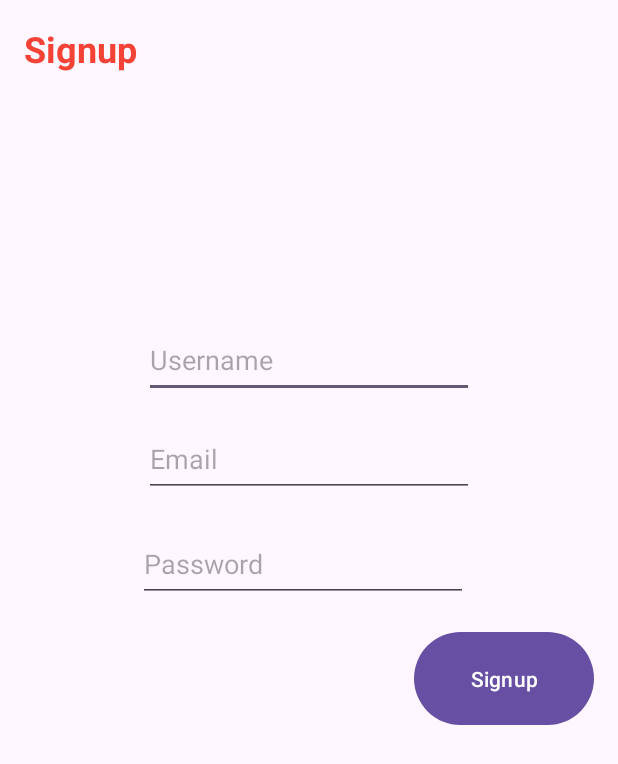
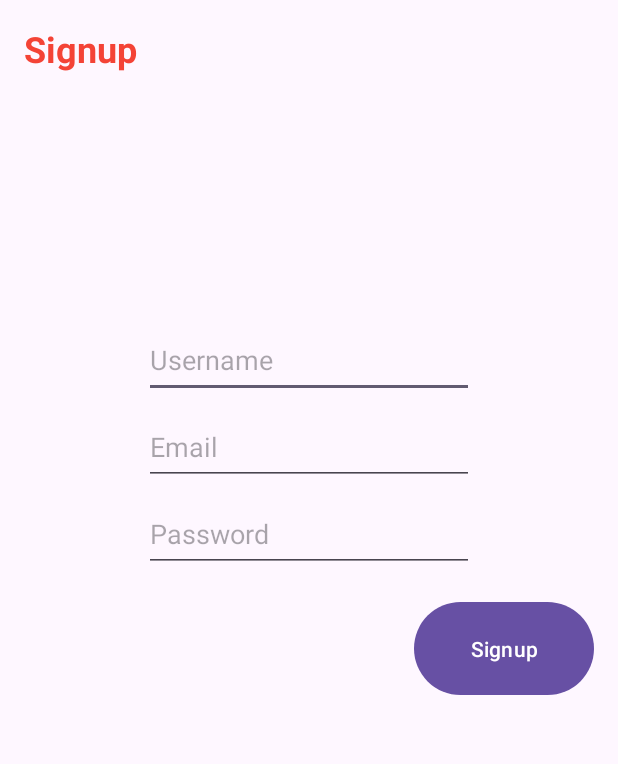
Before and after one commit to Racoten/reu-project, an Android app: the SignupActivity screen opened directly, with no data from a screen before it, on a phone screen of 412 x 824 dp. Shown: the top 764 px of the screen. Run offline under Robolectric (Android 15) with nearby library versions, the phone set to English and light mode, and no system bars.

Commit message:
added signup request code to signupactivity

```diff
--- a/app/src/main/res/layout/activity_signup.xml
+++ b/app/src/main/res/layout/activity_signup.xml
@@ -34,31 +34,16 @@
         app:layout_constraintTop_toTopOf="parent" />
 
     <EditText
-        android:id="@+id/email_signup"
+        android:id="@+id/password_signup"
         android:layout_width="220dp"
         android:layout_height="50dp"
         android:layout_marginStart="95dp"
-        android:layout_marginTop="16dp"
+        android:layout_marginTop="8dp"
         android:layout_marginEnd="96dp"
-        android:ems="10"
-        android:hint="@string/email_hint"
-        android:inputType="text"
-        app:layout_constraintEnd_toEndOf="parent"
-        app:layout_constraintStart_toStartOf="parent"
-        app:layout_constraintTop_toBottomOf="@+id/username_signup" />
-
-    <EditText
-        android:id="@+id/password_signup"
-        android:layout_width="220dp"
-        android:layout_height="50dp"
-        android:layout_marginStart="91dp"
-        android:layout_marginTop="20dp"
-        android:layout_marginEnd="100dp"
         android:ems="10"
         android:hint="@string/password_hint"
         android:inputType="textPassword"
         app:layout_constraintEnd_toEndOf="parent"
-        app:layout_constraintHorizontal_bias="1.0"
         app:layout_constraintStart_toStartOf="parent"
         app:layout_constraintTop_toBottomOf="@+id/email_signup" />
 
@@ -68,7 +53,22 @@
         android:layout_height="70dp"
         android:layout_marginTop="16dp"
         android:layout_marginEnd="16dp"
+        android:onClick="doSignup"
         android:text="@string/signup_button"
         app:layout_constraintEnd_toEndOf="parent"
         app:layout_constraintTop_toBottomOf="@+id/password_signup" />
+
+    <EditText
+        android:id="@+id/email_signup"
+        android:layout_width="220dp"
+        android:layout_height="50dp"
+        android:layout_marginStart="95dp"
+        android:layout_marginTop="8dp"
+        android:layout_marginEnd="96dp"
+        android:ems="10"
+        android:hint="Email"
+        android:inputType="textEmailAddress"
+        app:layout_constraintEnd_toEndOf="parent"
+        app:layout_constraintStart_toStartOf="parent"
+        app:layout_constraintTop_toBottomOf="@+id/username_signup" />
 </androidx.constraintlayout.widget.ConstraintLayout>
```
Also changed, not shown: app/src/main/java/com/example/cybersafe/LoginActivity.java (+0 -42 lines), app/src/main/java/com/example/cybersafe/SignupActivity.java (+102 -0 lines).
